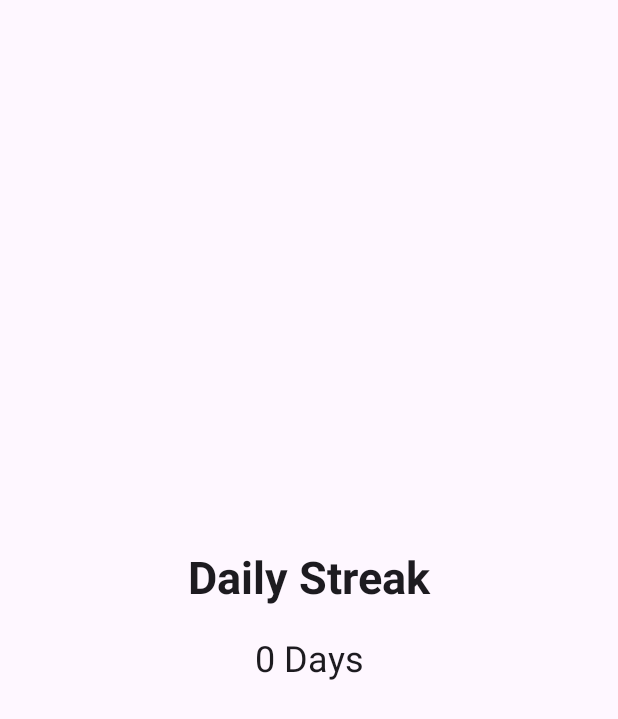
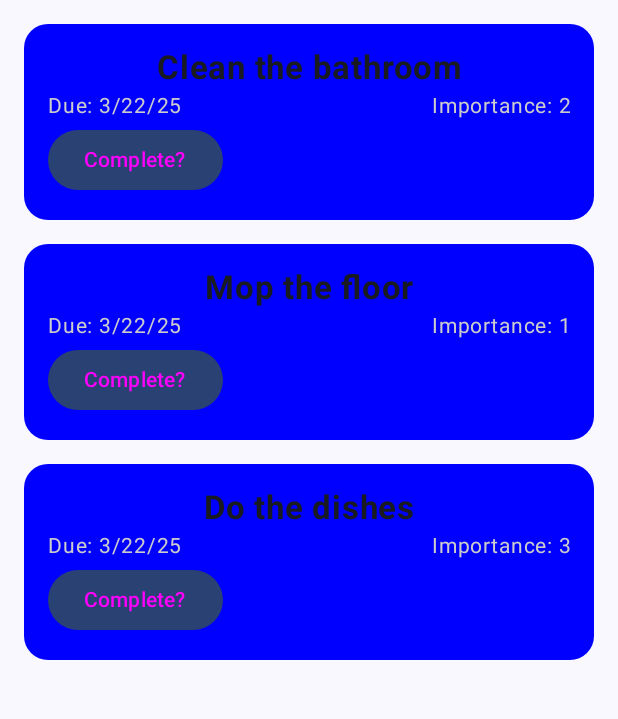
Before and after one commit to RazMagal/HouseActive, an Android app built with Jetpack Compose: the screen it shows after launch (MainActivity), on a phone screen of 412 x 824 dp. Shown: the top 719 px of the screen. Run offline under Robolectric (Android 15) with nearby library versions, the phone set to English and light mode, and no system bars.

Commit message:
Revamping. Removed Streak. Discovered Jetpack Compose. Seems that android devs used to use xml but not anymore. Got basic list of tasks.

```diff
--- a/app/src/main/java/com/example/houseactive/MainActivity.kt
+++ b/app/src/main/java/com/example/houseactive/MainActivity.kt
@@ -3,49 +3,25 @@ package com.example.houseactive
 import android.os.Bundle
 import androidx.activity.ComponentActivity
 import androidx.activity.compose.setContent
-import androidx.activity.enableEdgeToEdge
 import androidx.compose.foundation.layout.fillMaxSize
-import androidx.compose.foundation.layout.padding
-import androidx.compose.material3.Scaffold
-import androidx.compose.material3.Text
-import androidx.compose.runtime.Composable
-import androidx.compose.ui.Modifier
-import androidx.compose.ui.tooling.preview.Preview
-import com.example.houseactive.ui.theme.HouseActiveTheme
 import androidx.compose.material3.MaterialTheme
 import androidx.compose.material3.Surface
-import androidx.lifecycle.ViewModelProvider
-import com.example.houseactive.streakscreen.*
-
+import androidx.compose.ui.Modifier
+import com.example.houseactive.ui.theme.*
 
 class MainActivity : ComponentActivity() {
     override fun onCreate(savedInstanceState: Bundle?) {
         super.onCreate(savedInstanceState)
         setContent {
-            Surface(color = MaterialTheme.colorScheme.background) {
-                //Get the DataStore instance
-                val dataStore = StreakDataStore(this)
+            HouseActiveTheme {
+                Surface(
+                    modifier = Modifier.fillMaxSize(),
+                    color = MaterialTheme.colorScheme.background
+                ) {
+                    TaskListPage()
+                }
+            }
 
-                //Initialize the viewModel using a factory
-                val viewModel = ViewModelProvider(
-                    this,
-                    StreakViewModelFactory(dataStore)
-                )[StreakViewModel::class.java]
-
-                // Pass the viewModel to the StreakScreen
-                StreakScreen(viewModel)
-            }
         }
     }
 }
-
-// ViewModel Factory class
-class StreakViewModelFactory(private val dataStore: StreakDataStore) : ViewModelProvider.Factory {
-    override fun <T : androidx.lifecycle.ViewModel> create(modelClass: Class<T>): T {
-        if (modelClass.isAssignableFrom(StreakViewModel::class.java)) {
-            @Suppress("UNCHECKED_CAST")
-            return StreakViewModel(dataStore) as T
-        }
-        throw IllegalArgumentException("Unknown ViewModel class")
-    }
-}
--- a/app/src/main/java/com/example/houseactive/StreakDataStore.kt
+++ /dev/null
@@ -1,55 +0,0 @@
-package com.example.houseactive.streakscreen
-
-import android.content.Context
-import androidx.datastore.core.DataStore
-import androidx.datastore.preferences.core.Preferences
-import androidx.datastore.preferences.core.edit
-import androidx.datastore.preferences.core.intPreferencesKey
-import androidx.datastore.preferences.core.longPreferencesKey
-import androidx.datastore.preferences.preferencesDataStore
-import kotlinx.coroutines.flow.Flow
-import kotlinx.coroutines.flow.map
-import java.time.LocalDate
-import java.time.ZoneOffset
-
-class StreakDataStore(private val context: Context) {
-    /**
-     * DATASTORE_NAME: Name of the datastore
-     * STREAK_KEY: The key to the stored Int which represents the current streak.
-     * LAST_OPENED_KEY: The key to the stored Long which represents the last time the app was opened.
-     * getStreak: Exposes the current streak value as a Flow.
-     * getLastOpened: Exposes the last time the app was opened as a Flow.
-     * saveStreak: Saves the streak to the datastore.
-     * saveLastOpened: Saves the timestamp of the last opening to the datastore.
-     */
-
-    // Use Preferences DataStore
-    companion object {
-        private const val DATASTORE_NAME = "streak_data_store"
-        private val Context.dataStore: DataStore<Preferences> by preferencesDataStore(name = DATASTORE_NAME)
-        val STREAK_KEY = intPreferencesKey("streak_key")
-        val LAST_OPENED_KEY = longPreferencesKey("last_opened_key")
-    }
-
-    val getStreak: Flow<Int> = context.dataStore.data
-        .map { preferences ->
-            preferences[STREAK_KEY] ?: 0
-        }
-
-    val getLastOpened: Flow<Long> = context.dataStore.data
-        .map { preferences ->
-            preferences[LAST_OPENED_KEY] ?: 0L
-        }
-
-    suspend fun saveStreak(streak: Int) {
-        context.dataStore.edit { preferences ->
-            preferences[STREAK_KEY] = streak
-        }
-    }
-
-    suspend fun saveLastOpened(timestamp: Long) {
-        context.dataStore.edit { preferences ->
-            preferences[LAST_OPENED_KEY] = timestamp
-        }
-    }
-}
--- a/app/src/main/java/com/example/houseactive/StreakScreen.kt
+++ /dev/null
@@ -1,43 +0,0 @@
-package com.example.houseactive
-
-import androidx.compose.foundation.layout.Arrangement
-import androidx.compose.foundation.layout.Column
-import androidx.compose.foundation.layout.fillMaxSize
-import androidx.compose.foundation.layout.padding
-import androidx.compose.material3.MaterialTheme
-import androidx.compose.material3.Text
-import androidx.compose.runtime.Composable
-import androidx.compose.runtime.collectAsState
-import androidx.compose.runtime.getValue
-import androidx.compose.ui.Alignment
-import androidx.compose.ui.Modifier
-import androidx.compose.ui.text.font.FontWeight
-import androidx.compose.ui.unit.dp
-import androidx.compose.ui.unit.sp
-import com.example.houseactive.streakscreen.StreakViewModel
-
-@Composable
-fun StreakScreen(viewModel: StreakViewModel) {
-    val streak by viewModel.streak.collectAsState()
-
-    Column(
-        modifier = Modifier
-            .fillMaxSize()
-            .padding(16.dp),
-        verticalArrangement = Arrangement.Center,
-        horizontalAlignment = Alignment.CenterHorizontally
-    ) {
-        Text(
-            text = "Daily Streak",
-            style = MaterialTheme.typography.headlineLarge,
-            fontWeight = FontWeight.Bold,
-            fontSize = 30.sp,
-            modifier = Modifier.padding(bottom = 16.dp)
-        )
-        Text(
-            text = "$streak Days",
-            style = MaterialTheme.typography.headlineMedium,
-            fontSize = 24.sp
-        )
-    }
-}
--- a/app/src/main/java/com/example/houseactive/StreakViewModel.kt
+++ /dev/null
@@ -1,58 +0,0 @@
-package com.example.houseactive.streakscreen
-
-import androidx.lifecycle.ViewModel
-import androidx.lifecycle.viewModelScope
-import kotlinx.coroutines.flow.MutableStateFlow
-import kotlinx.coroutines.flow.StateFlow
-import kotlinx.coroutines.flow.first
-import kotlinx.coroutines.launch
-import java.time.LocalDate
-import java.time.ZoneOffset
-
-class StreakViewModel(private val dataStore: StreakDataStore) : ViewModel() {
-    /**
-     * _streak: A MutableStateFlow that holds the current streak value.
-     * streak: A StateFlow (read-only) that exposes the current streak to the UI.
-     * init block: When the StreakViewModel is created, it gets the streak from datastore, and calls updateStreak.
-     *
-     * updateStreak():
-     *      Gets the last opened date from the datastore
-     *      If it's the first time the app is opened, it saves the current time and exits.
-     *      If the last opened date is before today:
-     *          If it was yesterday, increments the streak.
-     *          Otherwise, resets the streak to 0.
-     *      Saves the new streak and today's time to the datastore.
-     */
-
-    private val _streak = MutableStateFlow(0)
-    val streak: StateFlow<Int> = _streak
-
-    init {
-        viewModelScope.launch {
-            _streak.value = dataStore.getStreak.first()
-            updateStreak()
-        }
-    }
-
-    private suspend fun updateStreak() {
-        val lastOpenedTimestamp = dataStore.getLastOpened.first()
-        val lastOpenedDate = LocalDate.ofEpochDay(lastOpenedTimestamp)
-        val today = LocalDate.now()
-
-        if (lastOpenedTimestamp == 0L) {
-            dataStore.saveLastOpened(today.toEpochDay())
-            return
-        }
-
-        if (lastOpenedDate.isBefore(today)) {
-            if (lastOpenedDate.isEqual(today.minusDays(1))) {
-                _streak.value++
-            } else {
-                _streak.value = 0
-            }
-
-            dataStore.saveStreak(_streak.value)
-            dataStore.saveLastOpened(today.toEpochDay())
-        }
-    }
-}
--- /dev/null
+++ b/app/src/main/java/com/example/houseactive/Task.kt
@@ -0,0 +1,23 @@
+package com.example.houseactive
+
+import java.time.Instant
+import java.util.Date
+
+data class Task(
+    var id: Int,
+    var name: String,
+    var creationDate: Date,
+    var dueDate: Date,
+    var importance: Int
+    )
+
+fun getTaskList() : List<Task> {
+    return listOf<Task>(
+        Task(1, "Clean the bathroom", Date.from(Instant.now()),
+            Date.from(Instant.now().plusSeconds(3600)), 2),
+        Task(2, "Mop the floor", Date.from(Instant.now()),
+            Date.from(Instant.now().plusSeconds(3600)), 1),
+        Task(3, "Do the dishes", Date.from(Instant.now()),
+            Date.from(Instant.now().plusSeconds(3600)), 3),
+    )
+}
--- /dev/null
+++ b/app/src/main/java/com/example/houseactive/TaskListPage.kt
@@ -0,0 +1,96 @@
+package com.example.houseactive
+
+import androidx.compose.foundation.background
+import androidx.compose.foundation.layout.Column
+import androidx.compose.foundation.layout.Row
+import androidx.compose.foundation.layout.fillMaxHeight
+import androidx.compose.foundation.layout.fillMaxWidth
+import androidx.compose.foundation.layout.padding
+import androidx.compose.foundation.lazy.LazyColumn
+import androidx.compose.foundation.lazy.itemsIndexed
+import androidx.compose.foundation.shape.RoundedCornerShape
+import androidx.compose.material3.Button
+import androidx.compose.material3.MaterialTheme
+import androidx.compose.material3.Text
+import androidx.compose.runtime.Composable
+import androidx.compose.runtime.getValue
+import androidx.compose.runtime.mutableStateOf
+import androidx.compose.runtime.remember
+import androidx.compose.runtime.setValue
+import androidx.compose.ui.Modifier
+import androidx.compose.ui.draw.clip
+import androidx.compose.ui.graphics.Color
+import androidx.compose.ui.text.font.FontWeight
+import androidx.compose.ui.text.style.TextAlign
+import androidx.compose.ui.unit.dp
+import java.text.DateFormat
+import java.text.DateFormat.getDateInstance
+
+@Composable
+fun TaskListPage() {
+    val taskList = getTaskList()
+
+    Column(
+        modifier = Modifier
+            .fillMaxHeight()
+            .padding(8.dp)
+    ) {
+        LazyColumn(
+            content = {
+                itemsIndexed(taskList) { index: Int, item: Task -> TaskItem(item = item)
+                }
+            }
+        )
+    }
+}
+
+@Composable
+fun TaskItem (item: Task) {
+    var isCompleted by remember { mutableStateOf(false) }
+    Row(
+        modifier = Modifier.fillMaxWidth()
+            .padding(8.dp)
+            .clip(RoundedCornerShape(16.dp))
+            .background(if (isCompleted) Color.Green else Color.Blue)
+            .padding(16.dp)
+    ) {
+        Column {
+            Text(
+                text = item.name,
+                fontSize = MaterialTheme.typography.titleLarge.fontSize,
+                fontWeight = FontWeight.Bold,
+                modifier = Modifier.fillMaxWidth(),
+                textAlign = TextAlign.Center,
+            )
+            Row(modifier = Modifier.fillMaxWidth()){
+                val dateFormat = getDateInstance(DateFormat.SHORT)
+                Text(
+                    text = "Due: ${dateFormat.format(item.dueDate)}",
+                    fontSize = MaterialTheme.typography.titleSmall.fontSize,
+                    color = Color.LightGray,
+                    modifier = Modifier
+                        .weight(1f)
+                )
+                Text(
+                    text = "Importance: ${item.importance}",
+                    fontSize = MaterialTheme.typography.titleSmall.fontSize,
+                    color = Color.LightGray,
+                    modifier = Modifier
+                        .weight(1f),
+                    textAlign = TextAlign.End
+                )
+            }
+
+            Button(
+                onClick = {
+                    isCompleted = !isCompleted
+                }
+            ) {
+                Text(text = if (isCompleted) "Completed!" else "Complete?",
+                    fontSize = MaterialTheme.typography.titleSmall.fontSize,
+                    color = Color.Magenta
+                )
+            }
+        }
+    }
+}
--- a/gradle.properties
+++ b/gradle.properties
@@ -21,3 +21,4 @@ kotlin.code.style=official
 # resources declared in the library itself and none from the library's dependencies,
 # thereby reducing the size of the R class for that library
 android.nonTransitiveRClass=true
+org.gradle.configuration-cache=true
```
